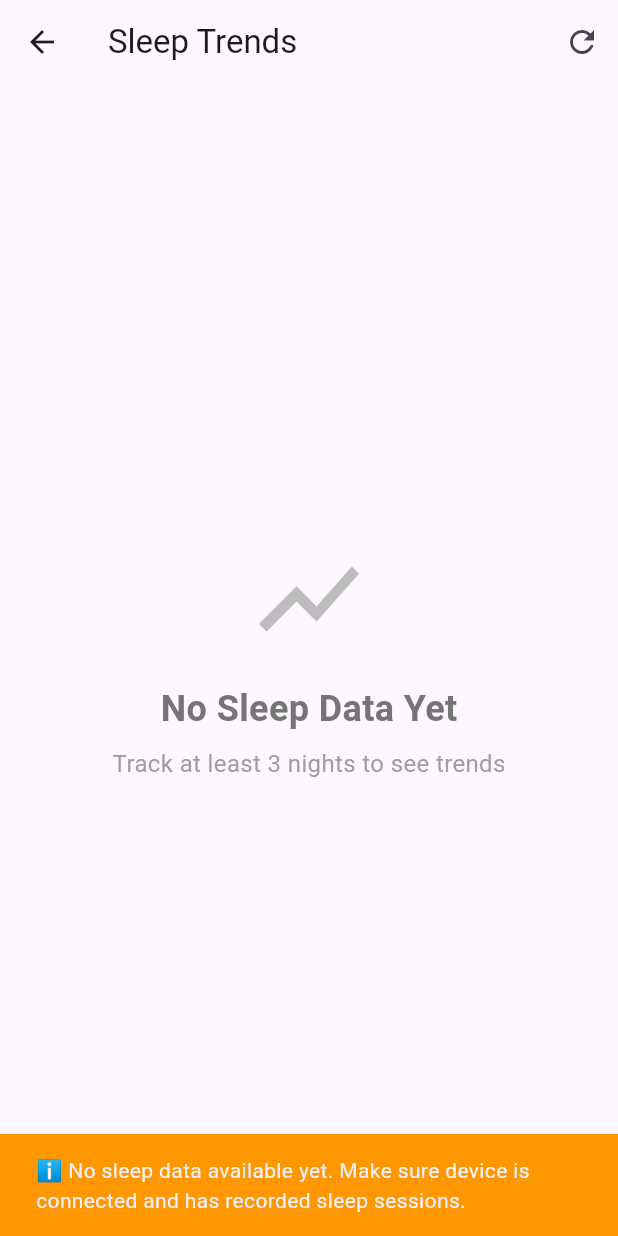
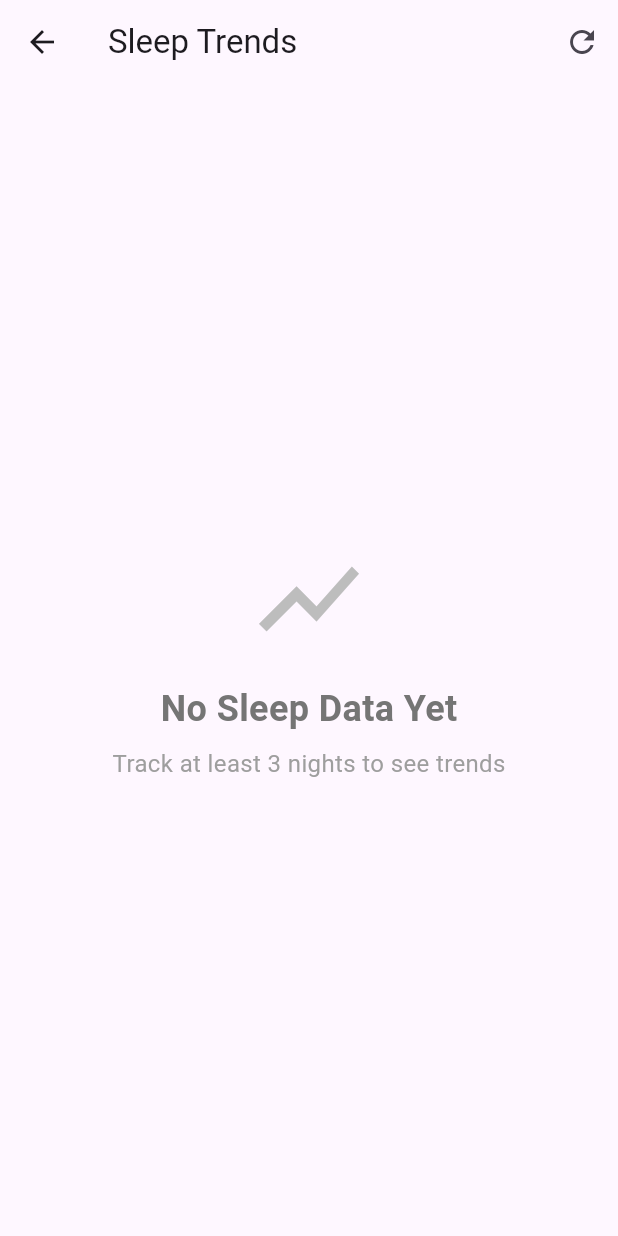
Before and after one commit to paoloartasensi/cl837, a Flutter app: the SleepPremiumScreen screen opened directly with empty values, after a tap on the "trending up" icon, on a phone screen of 412 x 824 dp. Run offline on Flutter 3.47's test engine with Material 3 defaults, Android fonts, the phone set to English and light mode, and no system bars; our stand-ins replace fl_chart, flutter_blue_plus, flutter_local_notifications, permission_handler, share_plus, shared_preferences; accounts and stored records are empty.

Commit message:
fix: Update sleep data loading logic to retrieve data only from storage, preventing unnecessary device requests

```diff
--- a/lib/screens/sleep_premium_screen.dart
+++ b/lib/screens/sleep_premium_screen.dart
@@ -133,8 +133,8 @@ class _SleepPremiumScreenState extends State<SleepPremiumScreen> with SingleTick
         }
       }
 
-      // Reload data to show new sessions
-      await _loadSleepData();
+      // ✅ FIX: Reload ONLY from storage, DON'T request from device again!
+      await _loadSleepDataFromStorage();
     });
   }
 
@@ -298,52 +298,9 @@ class _SleepPremiumScreenState extends State<SleepPremiumScreen> with SingleTick
         // Continue anyway - we'll try to load from storage
       }
 
-      // Step 2: Load recent sleep scores from storage
-      final recentScores = await _historyManager.getRecentMainSleepScores(7);  // ✅ Only main night sleeps
-      debugPrint('📊 Premium Screen: Loaded ${recentScores.length} main night sleep scores from storage');
+      // Step 2: Load from storage
+      await _loadSleepDataFromStorage();
 
-      if (recentScores.isNotEmpty) {
-        _latestScore = recentScores.first;
-        _recentScores = recentScores;
-
-        debugPrint('✅ Premium Screen: Latest score = ${_latestScore!.totalScore.toStringAsFixed(1)}, Date = ${_latestScore!.sleepDate}');
-
-        // Load raw sleep data for timeline chart
-        final recentSessions = await _historyManager.getRecentSessions(1);
-        if (recentSessions.isNotEmpty) {
-          _latestSleepData = recentSessions.first;
-          debugPrint('✅ Premium Screen: Loaded raw sleep data with ${recentSessions.first.activityIndices.length} intervals');
-        }
-
-        // Calculate readiness score (will use HRV if available)
-        _updateReadinessScore();
-
-        debugPrint('✅ Premium Screen: Readiness score = ${_readinessScore!.totalScore.toStringAsFixed(1)}');
-
-        // Show success message
-        if (mounted) {
-          ScaffoldMessenger.of(context).showSnackBar(
-            SnackBar(
-              content: Text('✅ Sleep data synced - ${recentScores.length} session(s) available'),
-              backgroundColor: Colors.green,
-              duration: const Duration(seconds: 2),
-            ),
-          );
-        }
-      } else {
-        debugPrint('⚠️ Premium Screen: No sleep scores found in storage');
-
-        // Show "no data" message
-        if (mounted) {
-          ScaffoldMessenger.of(context).showSnackBar(
-            const SnackBar(
-              content: Text('ℹ️ No sleep data available yet. Make sure device is connected and has recorded sleep sessions.'),
-              backgroundColor: Colors.orange,
-              duration: Duration(seconds: 4),
-            ),
-          );
-        }
-      }
     } catch (e) {
       debugPrint('❌ Premium Screen: Error loading sleep data: $e');
 
@@ -359,6 +316,45 @@ class _SleepPremiumScreenState extends State<SleepPremiumScreen> with SingleTick
     }
 
     setState(() => _isLoading = false);
+  }
+
+  /// Load sleep data from storage only (NO device request)
+  /// Used by stream listener to avoid infinite loops
+  Future<void> _loadSleepDataFromStorage() async {
+    try {
+      // Load recent sleep scores from storage
+      final recentScores = await _historyManager.getRecentMainSleepScores(7);  // ✅ Only main night sleeps
+      debugPrint('📊 Premium Screen: Loaded ${recentScores.length} main night sleep scores from storage');
+
+      if (recentScores.isNotEmpty) {
+        setState(() {
+          _latestScore = recentScores.first;
+          _recentScores = recentScores;
+        });
+
+        debugPrint('✅ Premium Screen: Latest score = ${_latestScore!.totalScore.toStringAsFixed(1)}, Date = ${_latestScore!.sleepDate}');
+
+        // Load raw sleep data for timeline chart
+        final recentSessions = await _historyManager.getRecentSessions(1);
+        if (recentSessions.isNotEmpty) {
+          setState(() {
+            _latestSleepData = recentSessions.first;
+          });
+          debugPrint('✅ Premium Screen: Loaded raw sleep data with ${recentSessions.first.activityIndices.length} intervals');
+        }
+
+        // Calculate readiness score (will use HRV if available)
+        _updateReadinessScore();
+
+        debugPrint('✅ Premium Screen: Readiness score = ${_readinessScore!.totalScore.toStringAsFixed(1)}');
+
+        // ✅ Update UI silently (no snackbar - already shown by main load)
+      } else {
+        debugPrint('⚠️ Premium Screen: No sleep scores found in storage');
+      }
+    } catch (e) {
+      debugPrint('❌ Premium Screen: Error loading from storage: $e');
+    }
   }
 
   @override
```
